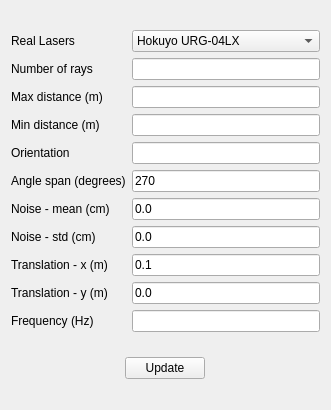
Before: the Qt Designer form stdr_gui/ui/laserProperties.ui in stdr-simulator-ros-pkg/stdr_simulator, drawn with Qt 5.
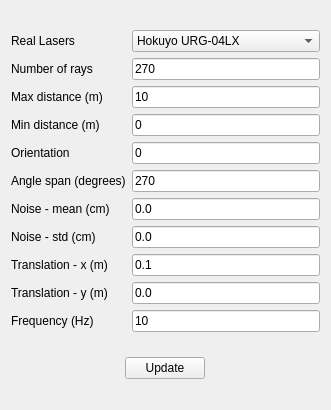
After: the same form once the commit is applied.

Commit message: Fixed sonar functionality in GUI

The edit to the form file:
```diff
--- a/stdr_gui/ui/laserProperties.ui
+++ b/stdr_gui/ui/laserProperties.ui
@@ -60,7 +60,11 @@
       </widget>
      </item>
      <item row="2" column="1">
-      <widget class="QLineEdit" name="laserMaxDistance"/>
+      <widget class="QLineEdit" name="laserMaxDistance">
+       <property name="text">
+        <string>10</string>
+       </property>
+      </widget>
      </item>
      <item row="2" column="0">
       <widget class="QLabel" name="label_2">
@@ -145,7 +149,11 @@
       </widget>
      </item>
      <item row="4" column="1">
-      <widget class="QLineEdit" name="laserOrientation"/>
+      <widget class="QLineEdit" name="laserOrientation">
+       <property name="text">
+        <string>0</string>
+       </property>
+      </widget>
      </item>
      <item row="3" column="0">
       <widget class="QLabel" name="label_9">
@@ -155,7 +163,11 @@
       </widget>
      </item>
      <item row="3" column="1">
-      <widget class="QLineEdit" name="laserMinDistance"/>
+      <widget class="QLineEdit" name="laserMinDistance">
+       <property name="text">
+        <string>0</string>
+       </property>
+      </widget>
      </item>
      <item row="10" column="0">
       <widget class="QLabel" name="label_10">
@@ -165,7 +177,11 @@
       </widget>
      </item>
      <item row="10" column="1">
-      <widget class="QLineEdit" name="laserFrequency"/>
+      <widget class="QLineEdit" name="laserFrequency">
+       <property name="text">
+        <string>10</string>
+       </property>
+      </widget>
      </item>
      <item row="1" column="0">
       <widget class="QLabel" name="label_11">
@@ -175,7 +191,11 @@
       </widget>
      </item>
      <item row="1" column="1">
-      <widget class="QLineEdit" name="laserRays"/>
+      <widget class="QLineEdit" name="laserRays">
+       <property name="text">
+        <string>270</string>
+       </property>
+      </widget>
      </item>
     </layout>
    </item>
```
The commit also changes 7 other files.
